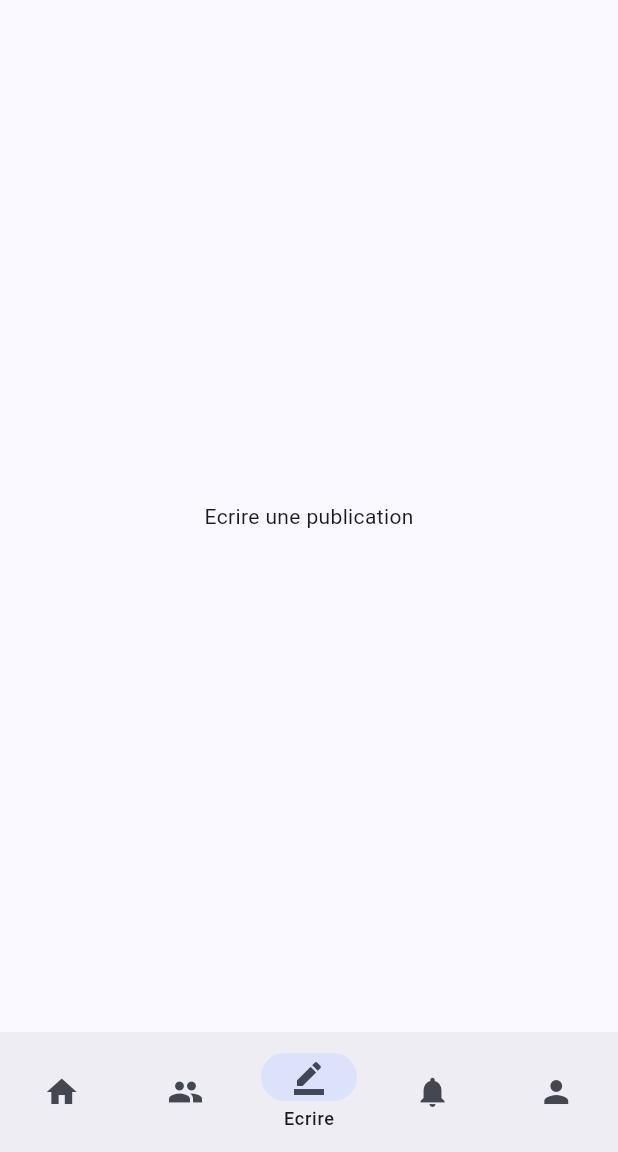
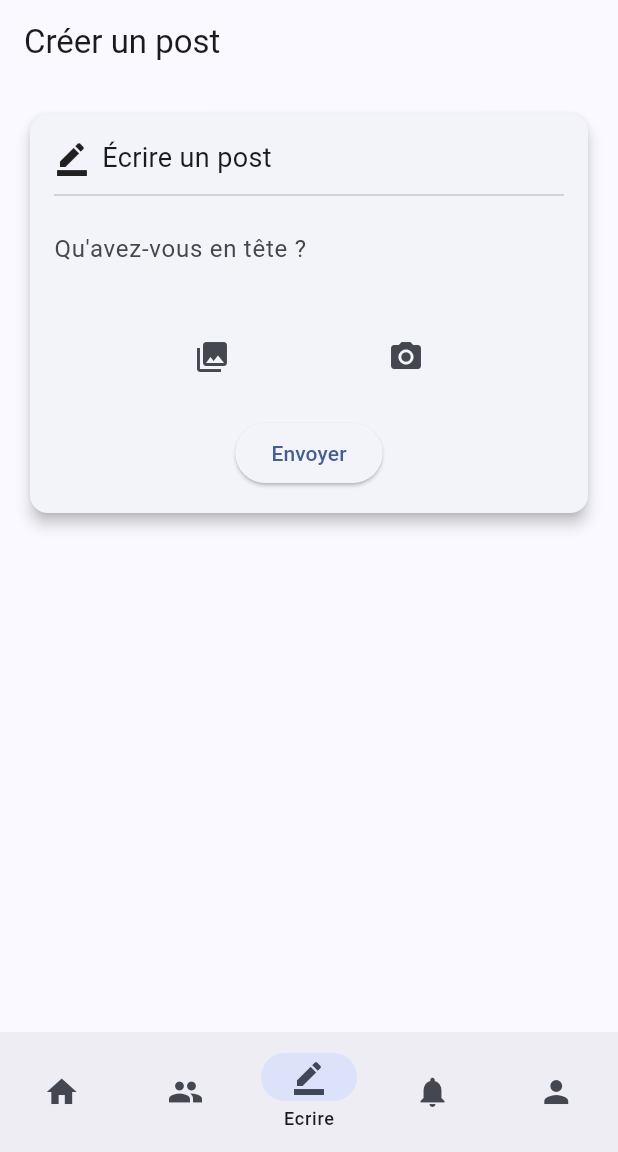
Before and after one commit to teovlt/YapNet, a Flutter app: the screen it shows once a user with an empty profile is signed in, item 3 of the bottom bar chosen, on a phone screen of 412 x 824 dp, the part 84-1236 px from its top. Run offline on Flutter 3.47's test engine with Material 3 defaults, Android fonts, the phone set to English and light mode, and no system bars; our stand-ins replace cloud_firestore, firebase_auth, firebase_core, firebase_storage, image_picker; accounts and stored records are empty; network calls fail.

Commit message:
Can now create post ...

```diff
--- /dev/null
+++ b/lib/pages/page_ecriture_post.dart
@@ -0,0 +1,133 @@
+import 'dart:io';
+
+import 'package:flutter/material.dart';
+import 'package:flutter_facebook_teo/modeles/membre.dart';
+import 'package:flutter_facebook_teo/pages/page_accueil.dart';
+import 'package:flutter_facebook_teo/services_firebase/service_firestore.dart';
+import 'package:image_picker/image_picker.dart';
+
+class PageEcriturePost extends StatefulWidget {
+  final Membre member;
+  const PageEcriturePost({super.key, required this.member});
+
+  @override
+  State<PageEcriturePost> createState() => _PageEcriturePostState();
+}
+
+class _PageEcriturePostState extends State<PageEcriturePost> {
+  final TextEditingController textController = TextEditingController();
+  XFile? selectedImage;
+
+  @override
+  void initState() {
+    super.initState();
+  }
+
+  @override
+  void dispose() {
+    textController.dispose();
+    super.dispose();
+  }
+
+  Future<void> pickImage(ImageSource source) async {
+    final XFile? image = await ImagePicker().pickImage(
+      source: source,
+      maxWidth: 800,
+    );
+    if (image != null) {
+      setState(() {
+        selectedImage = XFile(image.path);
+      });
+    }
+  }
+
+  void envoyerPost() async {
+    final texte = textController.text.trim();
+    FocusScope.of(context).requestFocus(FocusNode());
+
+    if (texte.isEmpty && selectedImage == null) return;
+
+    try {
+      await ServiceFirestore().createPost(
+        member: widget.member,
+        text: texte,
+        image: selectedImage,
+      );
+
+      textController.clear();
+      setState(() {
+        selectedImage = null;
+      });
+    } catch (e) {
+      debugPrint('Error creating post: $e');
+    }
+  }
+
+  @override
+  Widget build(BuildContext context) {
+    return Scaffold(
+      appBar: AppBar(title: const Text("Créer un post")),
+      body: SingleChildScrollView(
+        padding: const EdgeInsets.all(16.0),
+        child: Column(
+          children: [
+            Card(
+              elevation: 4,
+              child: Padding(
+                padding: const EdgeInsets.all(16.0),
+                child: Column(
+                  children: [
+                    Row(
+                      children: const [
+                        Icon(Icons.border_color),
+                        SizedBox(width: 8),
+                        Text("Écrire un post", style: TextStyle(fontSize: 18)),
+                      ],
+                    ),
+                    const Divider(height: 24),
+                    TextField(
+                      controller: textController,
+                      maxLines: null,
+                      decoration: const InputDecoration(
+                        hintText: "Qu'avez-vous en tête ?",
+                        border: InputBorder.none,
+                      ),
+                    ),
+                    const SizedBox(height: 12),
+                    if (selectedImage != null)
+                      Image.file(
+                        File(selectedImage!.path),
+                        height: 200,
+                        fit: BoxFit.cover,
+                      ),
+                    const SizedBox(height: 12),
+                    Row(
+                      mainAxisAlignment: MainAxisAlignment.spaceEvenly,
+                      children: [
+                        IconButton(
+                          icon: const Icon(Icons.photo_library),
+                          onPressed: () => pickImage(ImageSource.gallery),
+                        ),
+                        IconButton(
+                          icon: const Icon(Icons.camera_alt),
+                          onPressed: () => pickImage(ImageSource.camera),
+                        ),
+                      ],
+                    ),
+                    const SizedBox(height: 16),
+                    ElevatedButton(
+                      onPressed: () async {
+                        envoyerPost();
+                      },
+                      child: const Text("Envoyer"),
+                    ),
+                  ],
+                ),
+              ),
+            ),
+          ],
+        ),
+      ),
+    );
+  }
+}
--- a/lib/pages/page_navigation.dart
+++ b/lib/pages/page_navigation.dart
@@ -2,6 +2,7 @@ import 'package:cloud_firestore/cloud_firestore.dart';
 import 'package:flutter/material.dart';
 import 'package:flutter_facebook_teo/modeles/membre.dart';
 import 'package:flutter_facebook_teo/pages/page_accueil.dart';
+import 'package:flutter_facebook_teo/pages/page_ecriture_post.dart';
 import 'package:flutter_facebook_teo/pages/page_membres.dart';
 import 'package:flutter_facebook_teo/pages/page_profil.dart';
 import 'package:flutter_facebook_teo/services_firebase/service_authentification.dart';
@@ -39,7 +40,7 @@ class _PageNavigationState extends State<PageNavigation> {
               List<Widget> bodies = [
                 PageAccueil(),
                 PageMembres(),
-                const Center(child: Text('Ecrire une publication')),
+                PageEcriturePost(member: member),
                 const Center(child: Text('Notifications')),
                 PageProfil(member: member),
               ];
--- a/lib/widgets/bouton_camera.dart
+++ b/lib/widgets/bouton_camera.dart
@@ -14,7 +14,7 @@ class BoutonCamera extends StatelessWidget {
   _takePicture(ImageSource source, String type) async {
     final XFile? xFile = await ImagePicker().pickImage(
       source: source,
-      maxWidth: 500,
+      maxWidth: 800,
     );
     if (xFile == null) return;
     ServiceFirestore().updateImage(
```
Also changed, not shown: lib/services_firebase/service_firestore.dart (+29 -0 lines).
